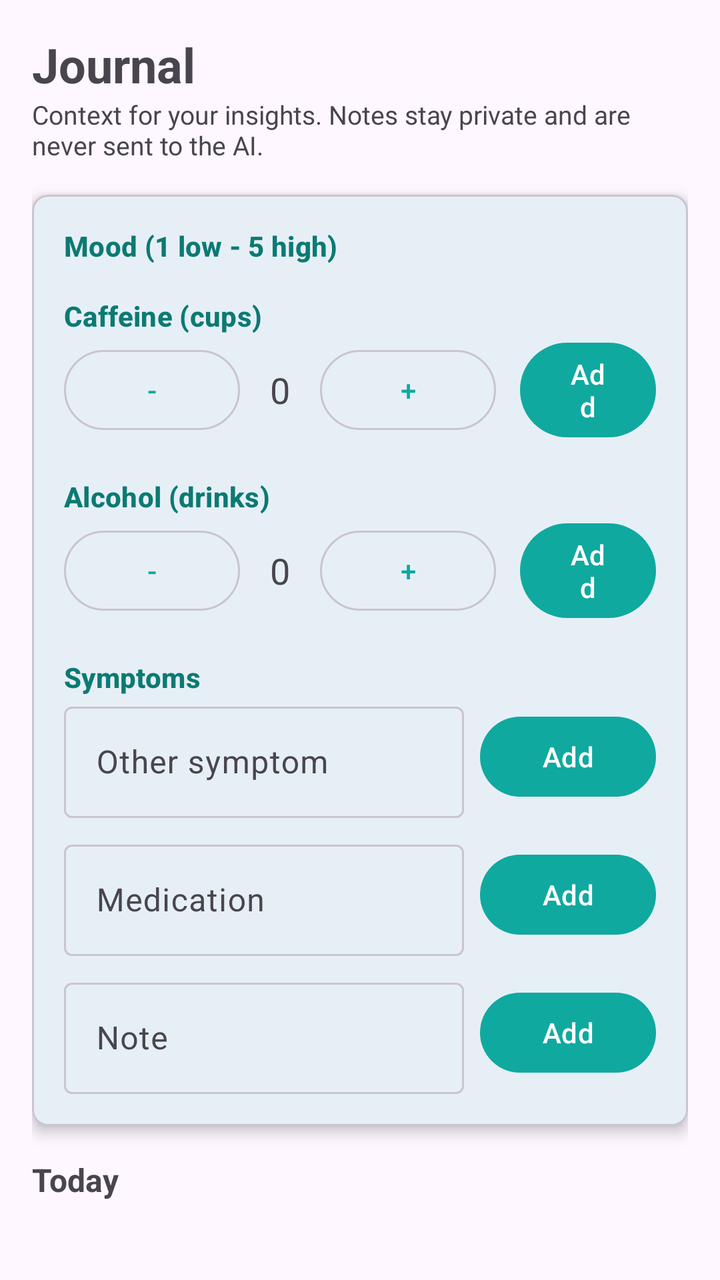
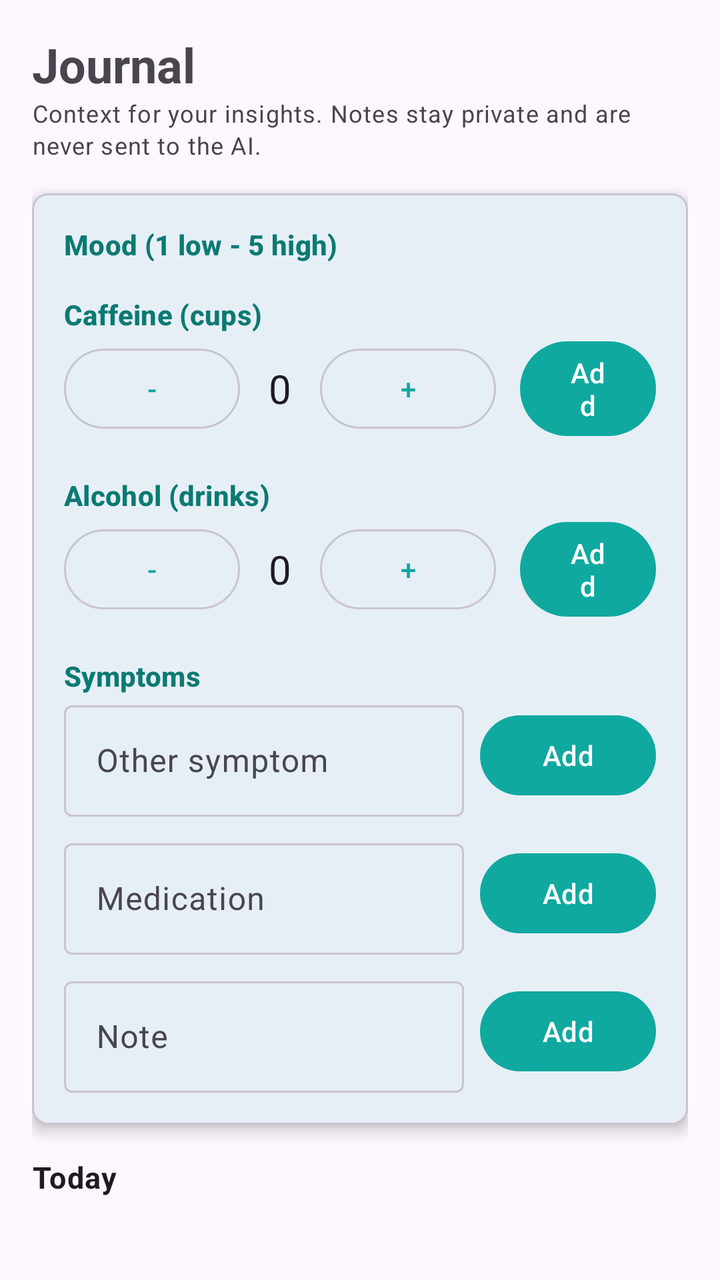

Screens rendered from an Android XML layout before and after an edit, with the pre-edit source and the edit as a unified diff.
<!-- AndroidManifest.xml: activity theme Theme.Vitalix -->
<!-- res/layout/activity_journal.xml -->
<?xml version="1.0" encoding="utf-8"?>
<ScrollView xmlns:android="http://schemas.android.com/apk/res/android"
    xmlns:app="http://schemas.android.com/apk/res-auto"
    android:layout_width="match_parent"
    android:layout_height="match_parent"
    android:fillViewport="true">

    <LinearLayout
        android:layout_width="match_parent"
        android:layout_height="wrap_content"
        android:orientation="vertical"
        android:padding="16dp">

        <TextView
            android:layout_width="wrap_content"
            android:layout_height="wrap_content"
            android:text="@string/journal_title"
            android:textSize="24sp"
            android:textStyle="bold" />

        <TextView
            android:layout_width="match_parent"
            android:layout_height="wrap_content"
            android:layout_marginBottom="16dp"
            android:text="@string/journal_subtitle"
            android:textSize="13sp" />

        <com.google.android.material.card.MaterialCardView
            android:layout_width="match_parent"
            android:layout_height="wrap_content"
            android:layout_marginBottom="16dp"
            app:cardCornerRadius="8dp"
            app:cardElevation="4dp">

            <LinearLayout
                android:layout_width="match_parent"
                android:layout_height="wrap_content"
                android:orientation="vertical"
                android:padding="16dp">

                <TextView style="@style/TextAppearance.Material3.TitleSmall"
                    android:layout_width="wrap_content"
                    android:layout_height="wrap_content"
                    android:text="@string/journal_mood"
                    android:textColor="@color/vital_teal_text"
                    android:textStyle="bold" />

                <LinearLayout
                    android:id="@+id/rowMood"
                    android:layout_width="match_parent"
                    android:layout_height="wrap_content"
                    android:layout_marginBottom="16dp"
                    android:orientation="horizontal" />

                <TextView style="@style/TextAppearance.Material3.TitleSmall"
                    android:layout_width="wrap_content"
                    android:layout_height="wrap_content"
                    android:text="@string/journal_caffeine"
                    android:textColor="@color/vital_teal_text"
                    android:textStyle="bold" />

                <LinearLayout
                    android:layout_width="match_parent"
                    android:layout_height="wrap_content"
                    android:layout_marginBottom="16dp"
                    android:gravity="center_vertical"
                    android:orientation="horizontal">
                    <Button android:id="@+id/btnCaffeineMinus" style="?attr/materialButtonOutlinedStyle"
                        android:layout_width="wrap_content" android:layout_height="wrap_content" android:text="-" />
                    <TextView android:id="@+id/txtCaffeine"
                        android:layout_width="40dp" android:layout_height="wrap_content"
                        android:gravity="center" android:text="0" android:textSize="18sp" />
                    <Button android:id="@+id/btnCaffeinePlus" style="?attr/materialButtonOutlinedStyle"
                        android:layout_width="wrap_content" android:layout_height="wrap_content" android:text="+" />
                    <Button android:id="@+id/btnCaffeineAdd"
                        android:layout_width="wrap_content" android:layout_height="wrap_content"
                        android:layout_marginStart="12dp" android:text="@string/journal_add" />
                </LinearLayout>

                <TextView style="@style/TextAppearance.Material3.TitleSmall"
                    android:layout_width="wrap_content"
                    android:layout_height="wrap_content"
                    android:text="@string/journal_alcohol"
                    android:textColor="@color/vital_teal_text"
                    android:textStyle="bold" />

                <LinearLayout
                    android:layout_width="match_parent"
                    android:layout_height="wrap_content"
                    android:layout_marginBottom="16dp"
                    android:gravity="center_vertical"
                    android:orientation="horizontal">
                    <Button android:id="@+id/btnAlcoholMinus" style="?attr/materialButtonOutlinedStyle"
                        android:layout_width="wrap_content" android:layout_height="wrap_content" android:text="-" />
                    <TextView android:id="@+id/txtAlcohol"
                        android:layout_width="40dp" android:layout_height="wrap_content"
                        android:gravity="center" android:text="0" android:textSize="18sp" />
                    <Button android:id="@+id/btnAlcoholPlus" style="?attr/materialButtonOutlinedStyle"
                        android:layout_width="wrap_content" android:layout_height="wrap_content" android:text="+" />
                    <Button android:id="@+id/btnAlcoholAdd"
                        android:layout_width="wrap_content" android:layout_height="wrap_content"
                        android:layout_marginStart="12dp" android:text="@string/journal_add" />
                </LinearLayout>

                <TextView style="@style/TextAppearance.Material3.TitleSmall"
                    android:layout_width="wrap_content"
                    android:layout_height="wrap_content"
                    android:text="@string/journal_symptoms"
                    android:textColor="@color/vital_teal_text"
                    android:textStyle="bold" />

                <com.google.android.material.chip.ChipGroup
                    android:id="@+id/chipsSymptoms"
                    android:layout_width="match_parent"
                    android:layout_height="wrap_content" />

                <LinearLayout
                    android:layout_width="match_parent"
                    android:layout_height="wrap_content"
                    android:layout_marginBottom="8dp"
                    android:gravity="center_vertical"
                    android:orientation="horizontal">
                    <com.google.android.material.textfield.TextInputLayout
                        android:layout_width="0dp" android:layout_height="wrap_content" android:layout_weight="1"
                        android:hint="@string/journal_symptom_hint" app:boxBackgroundMode="outline">
                        <com.google.android.material.textfield.TextInputEditText
                            android:id="@+id/editSymptom"
                            android:layout_width="match_parent" android:layout_height="wrap_content"
                            android:inputType="text" android:maxLength="200" />
                    </com.google.android.material.textfield.TextInputLayout>
                    <Button android:id="@+id/btnSymptomAdd"
                        android:layout_width="wrap_content" android:layout_height="wrap_content"
                        android:layout_marginStart="8dp" android:text="@string/journal_add" />
                </LinearLayout>

                <LinearLayout
                    android:layout_width="match_parent"
                    android:layout_height="wrap_content"
                    android:layout_marginBottom="8dp"
                    android:gravity="center_vertical"
                    android:orientation="horizontal">
                    <com.google.android.material.textfield.TextInputLayout
                        android:layout_width="0dp" android:layout_height="wrap_content" android:layout_weight="1"
                        android:hint="@string/journal_medication_hint" app:boxBackgroundMode="outline">
                        <com.google.android.material.textfield.TextInputEditText
                            android:id="@+id/editMedication"
                            android:layout_width="match_parent" android:layout_height="wrap_content"
                            android:inputType="text" android:maxLength="200" />
                    </com.google.android.material.textfield.TextInputLayout>
                    <Button android:id="@+id/btnMedicationAdd"
                        android:layout_width="wrap_content" android:layout_height="wrap_content"
                        android:layout_marginStart="8dp" android:text="@string/journal_add" />
                </LinearLayout>

                <LinearLayout
                    android:layout_width="match_parent"
                    android:layout_height="wrap_content"
                    android:gravity="center_vertical"
                    android:orientation="horizontal">
                    <com.google.android.material.textfield.TextInputLayout
                        android:layout_width="0dp" android:layout_height="wrap_content" android:layout_weight="1"
                        android:hint="@string/journal_note_hint" app:boxBackgroundMode="outline">
                        <com.google.android.material.textfield.TextInputEditText
                            android:id="@+id/editNote"
                            android:layout_width="match_parent" android:layout_height="wrap_content"
                            android:inputType="textMultiLine" android:maxLength="200" />
                    </com.google.android.material.textfield.TextInputLayout>
                    <Button android:id="@+id/btnNoteAdd"
                        android:layout_width="wrap_content" android:layout_height="wrap_content"
                        android:layout_marginStart="8dp" android:text="@string/journal_add" />
                </LinearLayout>
            </LinearLayout>
        </com.google.android.material.card.MaterialCardView>

        <TextView
            android:layout_width="wrap_content"
            android:layout_height="wrap_content"
            android:layout_marginBottom="8dp"
            android:text="@string/journal_today"
            android:textSize="16sp"
            android:textStyle="bold" />

        <TextView
            android:id="@+id/txtEmpty"
            android:layout_width="wrap_content"
            android:layout_height="wrap_content"
            android:alpha="0.7"
            android:text="@string/journal_empty"
            android:visibility="gone" />

        <LinearLayout
            android:id="@+id/listEntries"
            android:layout_width="match_parent"
            android:layout_height="wrap_content"
            android:orientation="vertical" />
    </LinearLayout>
</ScrollView>
<!-- resources referenced by this layout -->
<resources>
  <color name="vital_teal_text">#0B7A73</color>
  <string name="journal_add">Add</string>
  <string name="journal_alcohol">Alcohol (drinks)</string>
  <string name="journal_caffeine">Caffeine (cups)</string>
  <string name="journal_empty">No entries today.</string>
  <string name="journal_medication_hint">Medication</string>
  <string name="journal_mood">Mood (1 low - 5 high)</string>
  <string name="journal_note_hint">Note</string>
  <string name="journal_subtitle">Context for your insights. Notes stay private and are never sent to the AI.</string>
  <string name="journal_symptom_hint">Other symptom</string>
  <string name="journal_symptoms">Symptoms</string>
  <string name="journal_title">Journal</string>
  <string name="journal_today">Today</string>
  <style name="Theme.Vitalix" parent="Base.Theme.Vitalix" />
  <style name="Base.Theme.Vitalix" parent="Theme.Material3.DayNight.NoActionBar">
          <item name="colorPrimary">@color/vital_teal</item>
          <item name="colorOnPrimary">@color/white</item>
          <item name="colorSecondary">@color/pulse_green</item>
          <item name="colorOnSecondary">@color/black</item>
          <item name="android:colorBackground">@color/bg_app</item>
          <item name="colorSurface">@color/bg_surface</item>
          <item name="colorOnBackground">@color/text_primary</item>
          <item name="colorOnSurface">@color/text_primary</item>
          <item name="colorOnSurfaceVariant">@color/text_secondary</item>
          <item name="colorOutline">@color/outline_subtle</item>
          <item name="colorOutlineVariant">@color/outline_subtle</item>
      </style>
  <color name="vital_teal">#0FA9A0</color>
  <color name="white">#FFFFFFFF</color>
  <color name="pulse_green">#34D399</color>
  <color name="black">#FF000000</color>
  <color name="bg_app">#FFFEF7FF</color>
  <color name="bg_surface">#FFFEF7FF</color>
  <color name="text_primary">#FF1D1B20</color>
  <color name="text_secondary">#FF49454F</color>
  <color name="outline_subtle">#FFCAC4D0</color>
</resources>

<!-- the commit's change to res/layout/activity_journal.xml (unified diff, before → after) -->
@@ -9,7 +9,7 @@
         android:layout_width="match_parent"
         android:layout_height="wrap_content"
         android:orientation="vertical"
-        android:padding="16dp">
+        android:padding="@dimen/space_16">
 
         <TextView
             android:layout_width="wrap_content"
@@ -21,14 +21,14 @@
         <TextView
             android:layout_width="match_parent"
             android:layout_height="wrap_content"
-            android:layout_marginBottom="16dp"
+            android:layout_marginBottom="@dimen/space_16"
             android:text="@string/journal_subtitle"
-            android:textSize="13sp" />
+            android:textAppearance="@style/Vitalix.Caption" />
 
         <com.google.android.material.card.MaterialCardView
             android:layout_width="match_parent"
             android:layout_height="wrap_content"
-            android:layout_marginBottom="16dp"
+            android:layout_marginBottom="@dimen/space_16"
             app:cardCornerRadius="8dp"
             app:cardElevation="4dp">
 
@@ -36,7 +36,7 @@
                 android:layout_width="match_parent"
                 android:layout_height="wrap_content"
                 android:orientation="vertical"
-                android:padding="16dp">
+                android:padding="@dimen/space_16">
 
                 <TextView style="@style/TextAppearance.Material3.TitleSmall"
                     android:layout_width="wrap_content"
@@ -49,7 +49,7 @@
                     android:id="@+id/rowMood"
                     android:layout_width="match_parent"
                     android:layout_height="wrap_content"
-                    android:layout_marginBottom="16dp"
+                    android:layout_marginBottom="@dimen/space_16"
                     android:orientation="horizontal" />
 
                 <TextView style="@style/TextAppearance.Material3.TitleSmall"
@@ -62,19 +62,19 @@
                 <LinearLayout
                     android:layout_width="match_parent"
                     android:layout_height="wrap_content"
-                    android:layout_marginBottom="16dp"
+                    android:layout_marginBottom="@dimen/space_16"
                     android:gravity="center_vertical"
                     android:orientation="horizontal">
                     <Button android:id="@+id/btnCaffeineMinus" style="?attr/materialButtonOutlinedStyle"
                         android:layout_width="wrap_content" android:layout_height="wrap_content" android:text="-" />
                     <TextView android:id="@+id/txtCaffeine"
                         android:layout_width="40dp" android:layout_height="wrap_content"
-                        android:gravity="center" android:text="0" android:textSize="18sp" />
+                        android:gravity="center" android:text="0" android:textAppearance="@style/Vitalix.Title" />
                     <Button android:id="@+id/btnCaffeinePlus" style="?attr/materialButtonOutlinedStyle"
                         android:layout_width="wrap_content" android:layout_height="wrap_content" android:text="+" />
                     <Button android:id="@+id/btnCaffeineAdd"
                         android:layout_width="wrap_content" android:layout_height="wrap_content"
-                        android:layout_marginStart="12dp" android:text="@string/journal_add" />
+                        android:layout_marginStart="@dimen/space_12" android:text="@string/journal_add" />
                 </LinearLayout>
 
                 <TextView style="@style/TextAppearance.Material3.TitleSmall"
@@ -87,19 +87,19 @@
                 <LinearLayout
                     android:layout_width="match_parent"
                     android:layout_height="wrap_content"
-                    android:layout_marginBottom="16dp"
+                    android:layout_marginBottom="@dimen/space_16"
                     android:gravity="center_vertical"
                     android:orientation="horizontal">
                     <Button android:id="@+id/btnAlcoholMinus" style="?attr/materialButtonOutlinedStyle"
                         android:layout_width="wrap_content" android:layout_height="wrap_content" android:text="-" />
                     <TextView android:id="@+id/txtAlcohol"
                         android:layout_width="40dp" android:layout_height="wrap_content"
-                        android:gravity="center" android:text="0" android:textSize="18sp" />
+                        android:gravity="center" android:text="0" android:textAppearance="@style/Vitalix.Title" />
                     <Button android:id="@+id/btnAlcoholPlus" style="?attr/materialButtonOutlinedStyle"
                         android:layout_width="wrap_content" android:layout_height="wrap_content" android:text="+" />
                     <Button android:id="@+id/btnAlcoholAdd"
                         android:layout_width="wrap_content" android:layout_height="wrap_content"
-                        android:layout_marginStart="12dp" android:text="@string/journal_add" />
+                        android:layout_marginStart="@dimen/space_12" android:text="@string/journal_add" />
                 </LinearLayout>
 
                 <TextView style="@style/TextAppearance.Material3.TitleSmall"
@@ -117,7 +117,7 @@
                 <LinearLayout
                     android:layout_width="match_parent"
                     android:layout_height="wrap_content"
-                    android:layout_marginBottom="8dp"
+                    android:layout_marginBottom="@dimen/space_8"
                     android:gravity="center_vertical"
                     android:orientation="horizontal">
                     <com.google.android.material.textfield.TextInputLayout
@@ -130,13 +130,13 @@
                     </com.google.android.material.textfield.TextInputLayout>
                     <Button android:id="@+id/btnSymptomAdd"
                         android:layout_width="wrap_content" android:layout_height="wrap_content"
-                        android:layout_marginStart="8dp" android:text="@string/journal_add" />
+                        android:layout_marginStart="@dimen/space_8" android:text="@string/journal_add" />
                 </LinearLayout>
 
                 <LinearLayout
                     android:layout_width="match_parent"
                     android:layout_height="wrap_content"
-                    android:layout_marginBottom="8dp"
+                    android:layout_marginBottom="@dimen/space_8"
                     android:gravity="center_vertical"
                     android:orientation="horizontal">
                     <com.google.android.material.textfield.TextInputLayout
@@ -149,7 +149,7 @@
                     </com.google.android.material.textfield.TextInputLayout>
                     <Button android:id="@+id/btnMedicationAdd"
                         android:layout_width="wrap_content" android:layout_height="wrap_content"
-                        android:layout_marginStart="8dp" android:text="@string/journal_add" />
+                        android:layout_marginStart="@dimen/space_8" android:text="@string/journal_add" />
                 </LinearLayout>
 
                 <LinearLayout
@@ -167,7 +167,7 @@
                     </com.google.android.material.textfield.TextInputLayout>
                     <Button android:id="@+id/btnNoteAdd"
                         android:layout_width="wrap_content" android:layout_height="wrap_content"
-                        android:layout_marginStart="8dp" android:text="@string/journal_add" />
+                        android:layout_marginStart="@dimen/space_8" android:text="@string/journal_add" />
                 </LinearLayout>
             </LinearLayout>
         </com.google.android.material.card.MaterialCardView>
@@ -175,9 +175,9 @@
         <TextView
             android:layout_width="wrap_content"
             android:layout_height="wrap_content"
-            android:layout_marginBottom="8dp"
+            android:layout_marginBottom="@dimen/space_8"
             android:text="@string/journal_today"
-            android:textSize="16sp"
+            android:textAppearance="@style/Vitalix.Body"
             android:textStyle="bold" />
 
         <TextView
<!-- resource entries referenced after the edit -->
@@ -1,6 +1,9 @@
 <!-- resources referenced by this layout -->
 <resources>
   <color name="vital_teal_text">#0B7A73</color>
+  <dimen name="space_12">12dp</dimen>
+  <dimen name="space_16">16dp</dimen>
+  <dimen name="space_8">8dp</dimen>
   <string name="journal_add">Add</string>
   <string name="journal_alcohol">Alcohol (drinks)</string>
   <string name="journal_caffeine">Caffeine (cups)</string>
@@ -13,6 +16,15 @@
   <string name="journal_symptoms">Symptoms</string>
   <string name="journal_title">Journal</string>
   <string name="journal_today">Today</string>
+  <style name="Vitalix.Body" parent="TextAppearance.Material3.BodyLarge">
+          <item name="android:textSize">15sp</item>
+      </style>
+  <style name="Vitalix.Caption" parent="TextAppearance.Material3.BodySmall">
+          <item name="android:textSize">12sp</item>
+      </style>
+  <style name="Vitalix.Title" parent="TextAppearance.Material3.TitleLarge">
+          <item name="android:textSize">20sp</item>
+      </style>
   <style name="Theme.Vitalix" parent="Base.Theme.Vitalix" />
   <style name="Base.Theme.Vitalix" parent="Theme.Material3.DayNight.NoActionBar">
           <item name="colorPrimary">@color/vital_teal</item>
